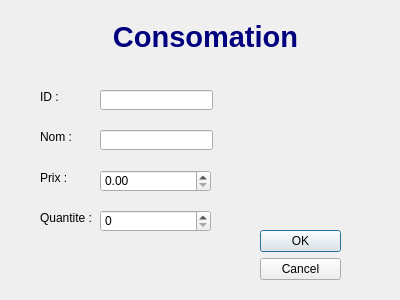
This is gestionfilm et consommation/add_consomation.ui in SeifEddineAmara/smart-cinema-2A4 as Qt 5 draws it before an edit. The edited form follows.
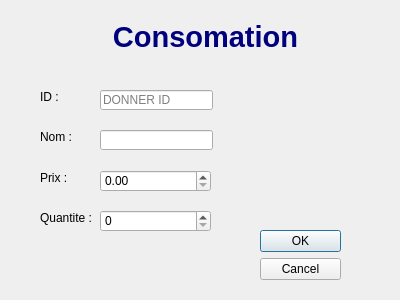
This is the edited form.

What changed in the file:
```diff
--- a/gestionfilm et consommation/add_consomation.ui
+++ b/gestionfilm et consommation/add_consomation.ui
@@ -64,6 +64,12 @@
      <height>20</height>
     </rect>
    </property>
+   <property name="maxLength">
+    <number>4</number>
+   </property>
+   <property name="placeholderText">
+    <string>DONNER ID</string>
+   </property>
   </widget>
   <widget class="QLineEdit" name="nom_cons">
    <property name="geometry">
```
